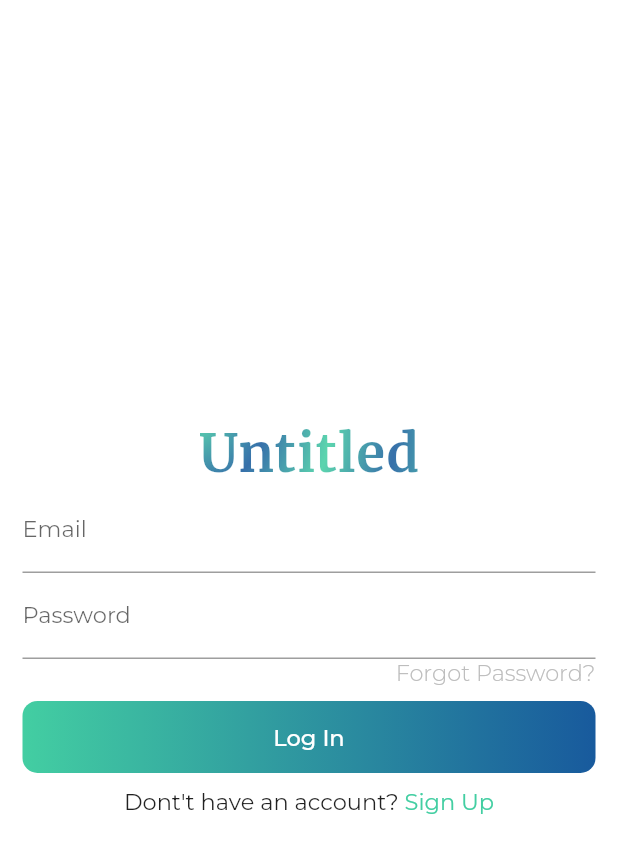
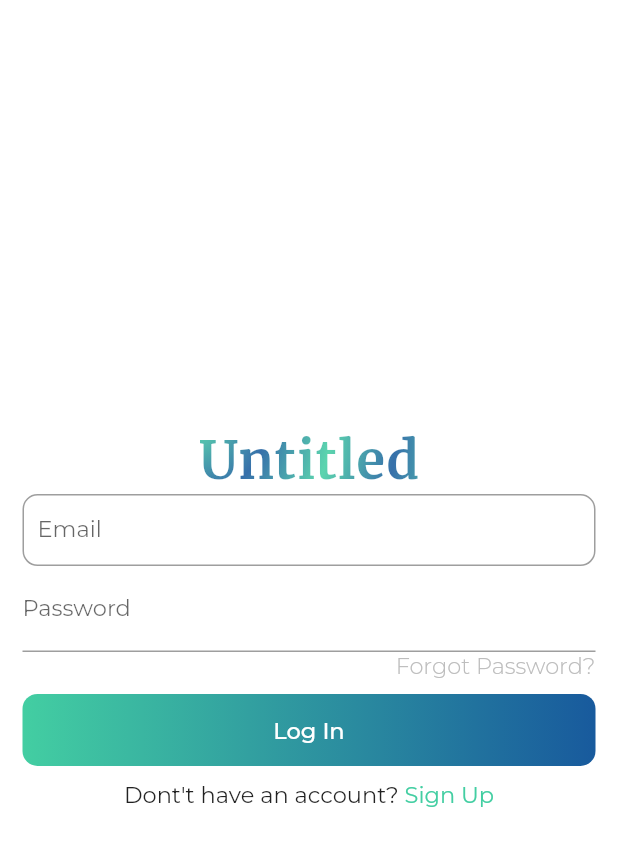
Before and after one commit to margaiwangara/untitled_project, a Flutter app: the screen it shows after launch, on a phone screen of 412 x 824 dp. Shown: the top 853 px of the screen. Run offline on Flutter 3.47's test engine with Material 2 defaults, Android fonts, the phone set to English and light mode, and no system bars; our stand-ins replace google_fonts, wakelock.

Commit message:
tested border styling for form inputs

```diff
--- a/lib/ui/login.dart
+++ b/lib/ui/login.dart
@@ -61,6 +61,20 @@ class _LoginState extends State<Login> {
                       decoration: InputDecoration(
                         hintText: 'Your Email',
                         labelText: 'Email',
+                        contentPadding: const EdgeInsets.symmetric(
+                          vertical: 5.0,
+                          horizontal: 10.0,
+                        ),
+                        border: OutlineInputBorder(
+                          borderSide: BorderSide(
+                            color: Colors.grey[300],
+                            width: 2.0,
+                            style: BorderStyle.solid,
+                          ),
+                          borderRadius: BorderRadius.circular(
+                            10.0,
+                          ),
+                        ),
                       ),
                       style: GoogleFonts.montserrat(
                           textStyle: TextStyle(
```
Also changed, not shown: lib/widget/auth_form.dart (added, +27 -0 lines).
